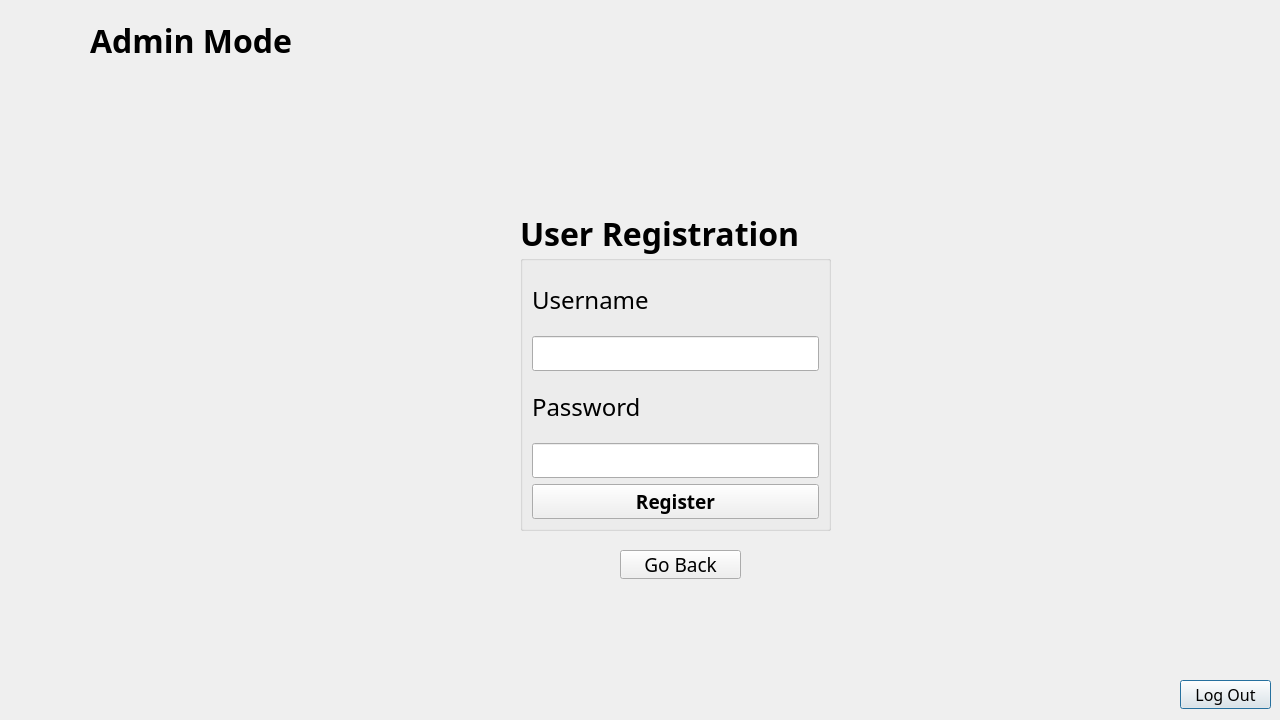
This is FormulaManager/admin.ui in AtuLxCE/formula-encyclopaedia as Qt 5 draws it before an edit. The edited form follows.
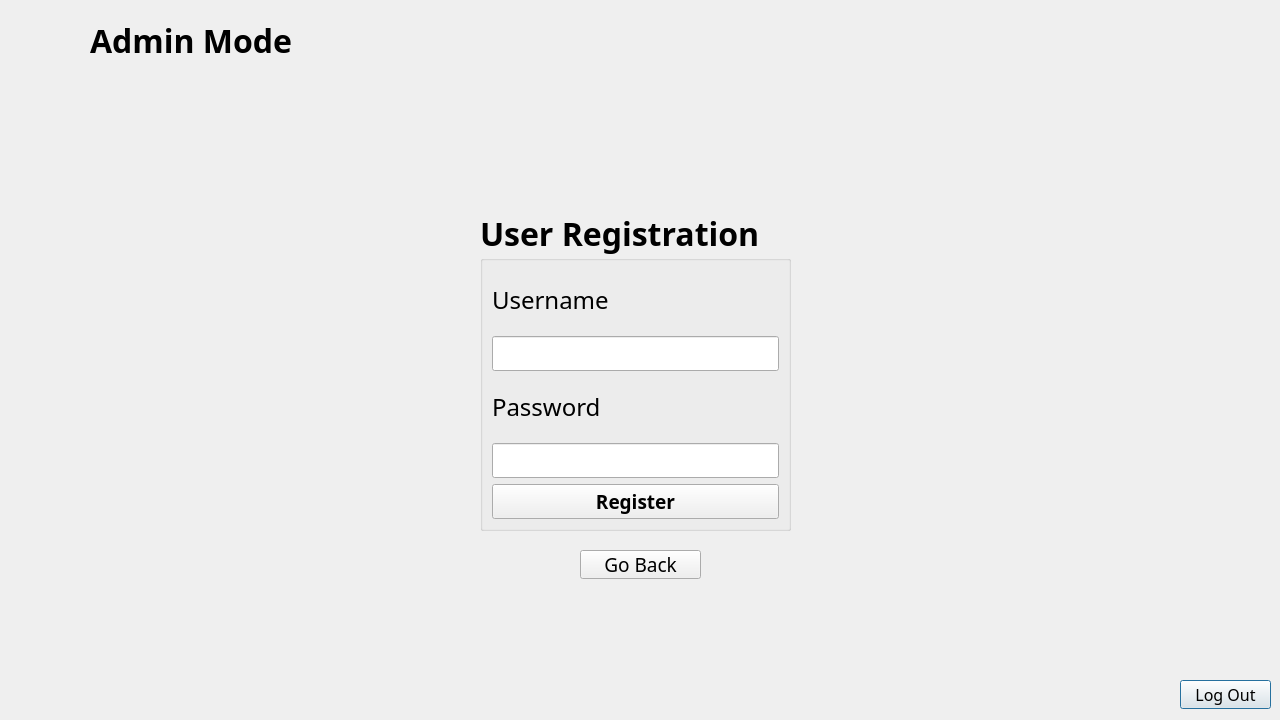
This is the edited form. The open tabs and pages were chosen to show the change. Icons and pictures are not drawn.

```diff
--- a/FormulaManager/admin.ui
+++ b/FormulaManager/admin.ui
@@ -87,7 +87,7 @@
   <widget class="QStackedWidget" name="stackedWidget">
    <property name="geometry">
     <rect>
-     <x>50</x>
+     <x>10</x>
      <y>150</y>
      <width>1261</width>
      <height>501</height>
```
Left out of the diff: 2 changed lines with no effect on the pictures.
